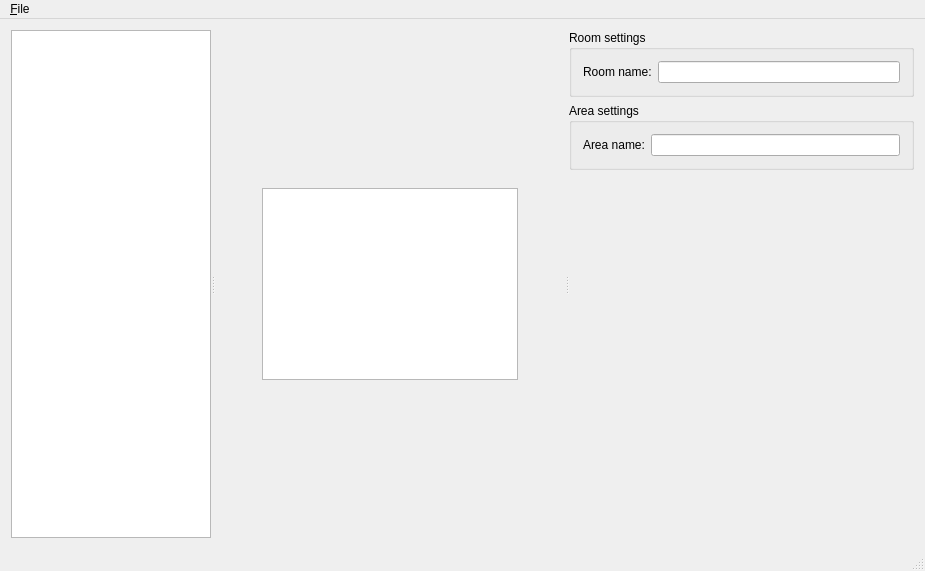
This is trunk/maker/src/mainwindow.ui in develer-staff/rooms as Qt 5 draws it before an edit. The edited form follows.
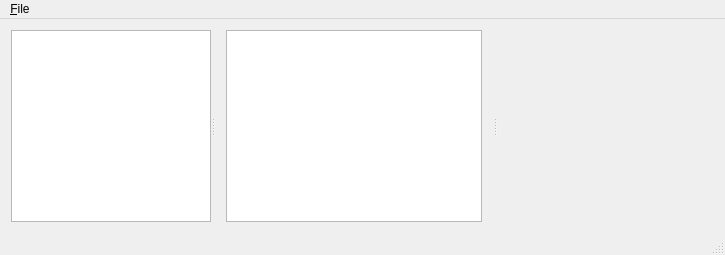
This is the edited form. Custom widgets are drawn as their Qt base class.

Commit message: settings widget promoted to new SettingsWidget class

What changed in the file:
```diff
--- a/trunk/maker/src/mainwindow.ui
+++ b/trunk/maker/src/mainwindow.ui
@@ -6,8 +6,8 @@
    <rect>
     <x>0</x>
     <y>0</y>
-    <width>925</width>
-    <height>571</height>
+    <width>725</width>
+    <height>253</height>
    </rect>
   </property>
   <property name="windowTitle">
@@ -150,87 +150,13 @@
         </item>
        </layout>
       </widget>
-      <widget class="QWidget" name="settings" native="true">
-       <layout class="QVBoxLayout" name="verticalLayout">
-        <property name="leftMargin">
-         <number>0</number>
-        </property>
-        <property name="topMargin">
-         <number>0</number>
-        </property>
-        <property name="rightMargin">
-         <number>0</number>
-        </property>
-        <property name="bottomMargin">
-         <number>9</number>
-        </property>
-        <item>
-         <widget class="QGroupBox" name="room_settings">
-          <property name="title">
-           <string>Room settings</string>
-          </property>
-          <layout class="QVBoxLayout" name="verticalLayout_2">
-           <item>
-            <layout class="QHBoxLayout" name="horizontalLayout">
-             <item>
-              <widget class="QLabel" name="label">
-               <property name="text">
-                <string>Room name:</string>
-               </property>
-              </widget>
-             </item>
-             <item>
-              <widget class="QLineEdit" name="room_name">
-               <property name="minimumSize">
-                <size>
-                 <width>150</width>
-                 <height>0</height>
-                </size>
-               </property>
-              </widget>
-             </item>
-            </layout>
-           </item>
-          </layout>
-         </widget>
-        </item>
-        <item>
-         <widget class="QGroupBox" name="area_settings">
-          <property name="title">
-           <string>Area settings</string>
-          </property>
-          <layout class="QVBoxLayout" name="verticalLayout_3">
-           <item>
-            <layout class="QHBoxLayout" name="horizontalLayout_2">
-             <item>
-              <widget class="QLabel" name="label_2">
-               <property name="text">
-                <string>Area name:</string>
-               </property>
-              </widget>
-             </item>
-             <item>
-              <widget class="QLineEdit" name="area_name"/>
-             </item>
-            </layout>
-           </item>
-          </layout>
-         </widget>
-        </item>
-        <item>
-         <spacer name="verticalSpacer_3">
-          <property name="orientation">
-           <enum>Qt::Vertical</enum>
-          </property>
-          <property name="sizeHint" stdset="0">
-           <size>
-            <width>20</width>
-            <height>40</height>
-           </size>
-          </property>
-         </spacer>
-        </item>
-       </layout>
+      <widget class="SettingsWidget" name="settings" native="true">
+       <property name="minimumSize">
+        <size>
+         <width>200</width>
+         <height>0</height>
+        </size>
+       </property>
       </widget>
      </widget>
     </item>
@@ -241,7 +167,7 @@
     <rect>
      <x>0</x>
      <y>0</y>
-     <width>925</width>
+     <width>725</width>
      <height>21</height>
     </rect>
    </property>
@@ -291,6 +217,12 @@
    <extends>QListView</extends>
    <header>roomslist.h</header>
   </customwidget>
+  <customwidget>
+   <class>SettingsWidget</class>
+   <extends>QWidget</extends>
+   <header>settingswidget.h</header>
+   <container>1</container>
+  </customwidget>
  </customwidgets>
  <resources/>
  <connections/>
```
The commit also changes 5 other files.
